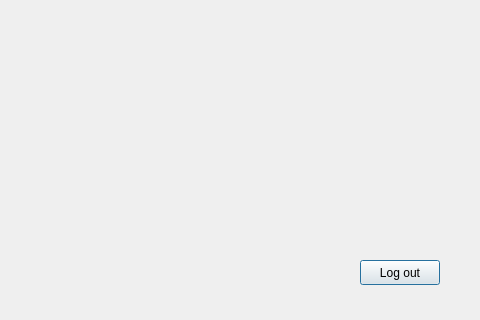
Before: the Qt Designer form guestdialog.ui in chrisq327/CS1C-Team-Rocket, drawn with Qt 5; both pictures show x 520 to 1000 and y 180 to 500 of the 1000 by 500 pixel window.
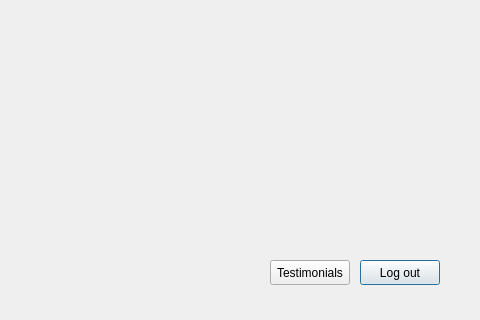
After: the same form once the commit is applied.

What changed in the file:
```diff
--- a/guestdialog.ui
+++ b/guestdialog.ui
@@ -26,6 +26,19 @@
     <string>Log out</string>
    </property>
   </widget>
+  <widget class="QPushButton" name="pushButton_testimonials">
+   <property name="geometry">
+    <rect>
+     <x>790</x>
+     <y>440</y>
+     <width>80</width>
+     <height>25</height>
+    </rect>
+   </property>
+   <property name="text">
+    <string>Testimonials</string>
+   </property>
+  </widget>
  </widget>
  <resources/>
  <connections/>
```
